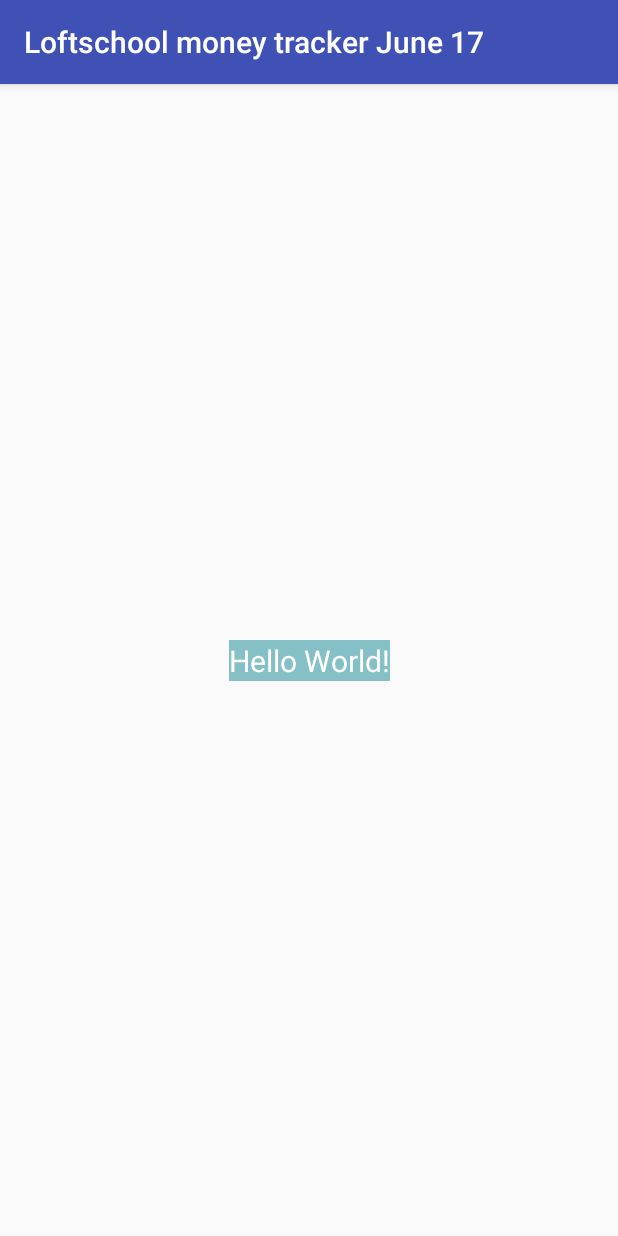
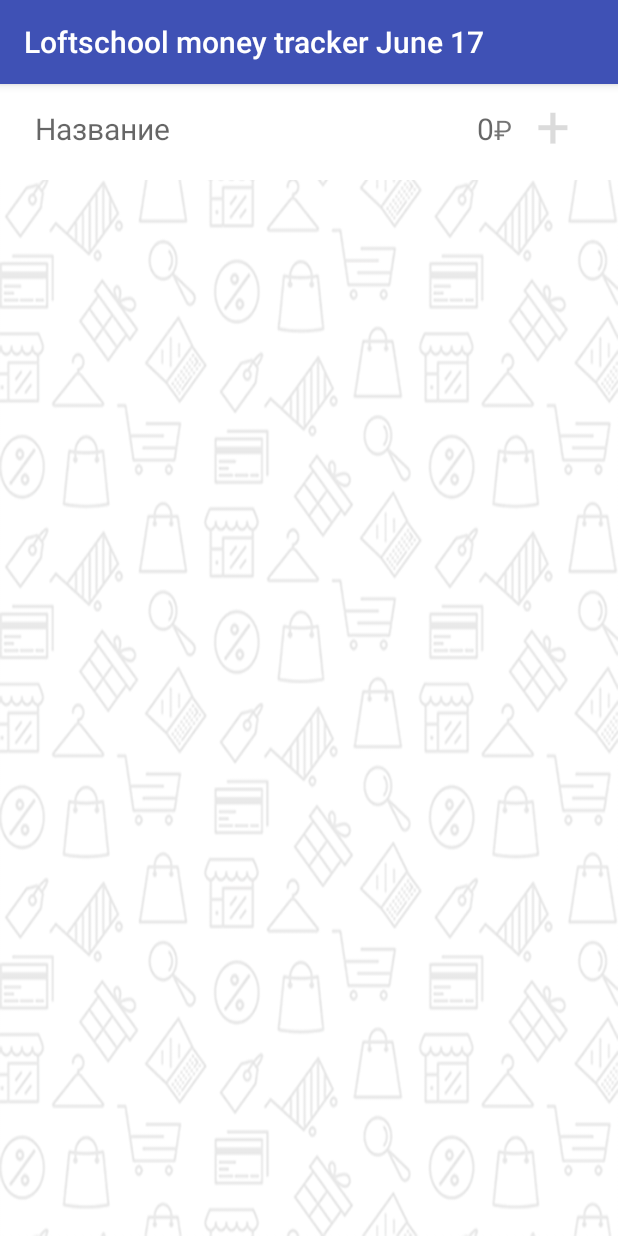
Before and after one commit to Sinetskiy/AndroidMoneyTracker, an Android app: the screen it shows after launch (MainActivity), on a phone screen of 412 x 824 dp. Run offline under Robolectric (Android 15) with nearby library versions, the phone set to English and light mode, and no system bars.

Commit message:
added changes by leason 2

```diff
--- a/app/src/main/java/moneytrackerjune17/loftschool/com/loftschoolmoneytrackerjune17/MainActivity.java
+++ b/app/src/main/java/moneytrackerjune17/loftschool/com/loftschoolmoneytrackerjune17/MainActivity.java
@@ -2,6 +2,13 @@ package moneytrackerjune17.loftschool.com.loftschoolmoneytrackerjune17;
 
 import android.os.Bundle;
 import android.support.v7.app.AppCompatActivity;
+import android.text.Editable;
+import android.text.TextUtils;
+import android.text.TextWatcher;
+import android.view.View;
+import android.widget.Button;
+import android.widget.EditText;
+import android.widget.TextView;
 
 public class MainActivity extends AppCompatActivity {
 
@@ -9,6 +16,30 @@ public class MainActivity extends AppCompatActivity {
     protected void onCreate(Bundle savedInstanceState) {
         super.onCreate(savedInstanceState);
         setContentView(R.layout.activity_main);
+
+        final TextView add = (TextView) findViewById(R.id.add);
+        final EditText name = (EditText) findViewById(R.id.name);
+        final EditText price = (EditText) findViewById(R.id.price);
+        final TextWatcher textWatcher = new TextWatcher() {
+            @Override
+            public void beforeTextChanged(CharSequence s, int start, int count, int after) {
+
+            }
+
+            @Override
+            public void onTextChanged(CharSequence s, int start, int before, int count) {
+                add.setEnabled(!TextUtils.isEmpty(name.getText())&&!TextUtils.isEmpty(price.getText()));
+            }
+
+            @Override
+            public void afterTextChanged(Editable s) {
+
+            }
+        };
+
+        name.addTextChangedListener(textWatcher);
+        price.addTextChangedListener(textWatcher);
+
     }
 
     @Override
--- a/app/src/main/res/layout/activity_main.xml
+++ b/app/src/main/res/layout/activity_main.xml
@@ -1,21 +1,61 @@
 <?xml version="1.0" encoding="utf-8"?>
-<android.support.constraint.ConstraintLayout xmlns:android="http://schemas.android.com/apk/res/android"
+<FrameLayout xmlns:android="http://schemas.android.com/apk/res/android"
+    xmlns:app="http://schemas.android.com/apk/res-auto"
     xmlns:tools="http://schemas.android.com/tools"
-    xmlns:app="http://schemas.android.com/apk/res-auto"
     android:layout_width="match_parent"
     android:layout_height="match_parent"
+    android:background="@drawable/bg_pattern"
     tools:context="moneytrackerjune17.loftschool.com.loftschoolmoneytrackerjune17.MainActivity">
 
-    <TextView
-        android:layout_width="wrap_content"
+    <LinearLayout
+        android:layout_width="match_parent"
         android:layout_height="wrap_content"
         android:background="@color/colorBackgroundText"
-        android:text="Hello World!"
-        android:textColor="@color/colorText"
-        android:textSize="20sp"
-        app:layout_constraintBottom_toBottomOf="parent"
-        app:layout_constraintLeft_toLeftOf="parent"
-        app:layout_constraintRight_toRightOf="parent"
-        app:layout_constraintTop_toTopOf="parent" />
+        android:orientation="horizontal"
+        android:paddingStart="23dp"
+        android:paddingEnd="16dp"
+        android:layout_marginTop="-5dp"
+        android:paddingBottom="10dp">
 
-</android.support.constraint.ConstraintLayout>
+        <EditText
+            android:id="@+id/name"
+            android:layout_width="0dp"
+            android:layout_height="wrap_content"
+            android:layout_weight="1"
+            android:background="@android:color/transparent"
+            android:hint="@string/name_hint"
+            android:inputType="text"
+            android:maxLines="1"
+            android:textSize="@dimen/textSize"/>
+
+        <EditText
+            android:id="@+id/price"
+            android:layout_width="70dp"
+            android:layout_height="wrap_content"
+            android:background="@android:color/transparent"
+            android:hint="@string/price_hint"
+            android:inputType="number"
+            android:textSize="@dimen/textSize"
+            android:textAlignment="textEnd"/>
+
+        <TextView
+            android:id="@+id/ruble"
+            android:layout_width="wrap_content"
+            android:layout_height="wrap_content"
+            android:text="@string/ruble_sign"
+            android:textSize="@dimen/textSize2" />
+
+        <TextView
+            android:id="@+id/add"
+            android:layout_width="wrap_content"
+            android:layout_height="wrap_content"
+            android:enabled="false"
+            android:paddingEnd="@dimen/padding_l"
+            android:paddingStart="@dimen/padding_l"
+            android:text="+"
+            android:textSize="40sp"
+            android:layout_marginTop="5dp" />
+
+    </LinearLayout>
+
+</FrameLayout>
--- a/app/src/main/res/values/colors.xml
+++ b/app/src/main/res/values/colors.xml
@@ -4,5 +4,5 @@
     <color name="colorPrimaryDark">#303F9F</color>
     <color name="colorAccent">#FF4081</color>
     <color name="colorText">#FFFFFF</color>
-    <color name="colorBackgroundText">#84c0c5</color>
+    <color name="colorBackgroundText">#FFFFFF</color>
 </resources>
--- /dev/null
+++ b/app/src/main/res/values/dimens.xml
@@ -0,0 +1,6 @@
+<?xml version="1.0" encoding="utf-8"?>
+<resources>
+    <dimen name="padding_l">16dp</dimen>
+    <dimen name="textSize">20sp</dimen>
+    <dimen name="textSize2">18sp</dimen>
+</resources>
--- a/app/src/main/res/values/strings.xml
+++ b/app/src/main/res/values/strings.xml
@@ -1,3 +1,6 @@
 <resources>
     <string name="app_name">Loftschool money tracker June 17</string>
+    <string name="name_hint">Название</string>
+    <string name="price_hint">0</string>
+    <string name="ruble_sign">₽</string>
 </resources>
```
Also changed, not shown: app/src/main/res/drawable-hdpi/bg_pattern.png (added), app/src/main/res/drawable-mdpi/bg_pattern.png (added), app/src/main/res/drawable-xhdpi/bg_pattern.png (added), app/src/main/res/drawable-xxhdpi/bg_pattern.png (added), app/src/main/res/drawable-xxxhdpi/bg_pattern.png (added).
